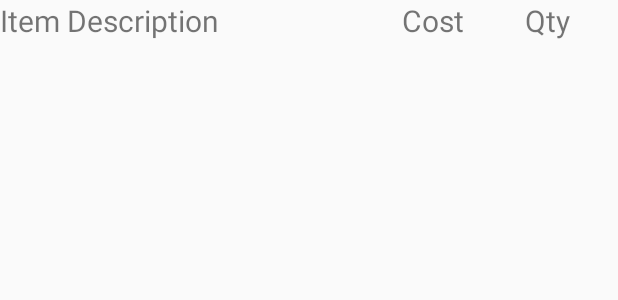
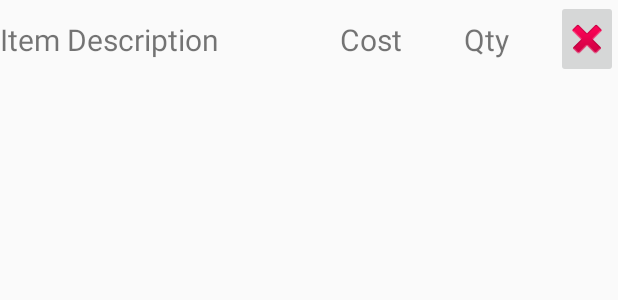
Before and after one commit to LakshanMartin/Weekly_Specials, an Android app: the layout list_item_layout.xml on its own in the app's theme, with its tools: preview values and no code run, on a phone screen of 412 x 824 dp. Shown: the top 300 px of the screen. Run offline under Robolectric (Android 15) with nearby library versions, the phone set to English and light mode, and no system bars.

Commit message:
New Features: - Delete items from list
TODO:
- Implement AsyncTask or Pipeline for database operations
- Colourise tabs in shopping list activity

```diff
--- a/app/src/main/res/layout/fragment_coles_list.xml
+++ b/app/src/main/res/layout/fragment_coles_list.xml
@@ -16,7 +16,7 @@
         app:layout_constraintStart_toStartOf="parent"
         app:layout_constraintTop_toTopOf="parent"
         app:layout_constraintWidth_default="percent"
-        app:layout_constraintWidth_percent="0.65"/>
+        app:layout_constraintWidth_percent="0.55"/>
 
     <TextView
         android:id="@+id/txtVHeadingCost"
@@ -37,7 +37,6 @@
         android:text="@string/qty"
         android:textSize="20sp"
         android:textStyle="bold"
-        app:layout_constraintEnd_toEndOf="parent"
         app:layout_constraintStart_toEndOf="@id/txtVHeadingCost"
         app:layout_constraintTop_toTopOf="parent"
         app:layout_constraintWidth_default="percent"
--- a/app/src/main/res/layout/fragment_woolies_list.xml
+++ b/app/src/main/res/layout/fragment_woolies_list.xml
@@ -16,7 +16,7 @@
         app:layout_constraintStart_toStartOf="parent"
         app:layout_constraintTop_toTopOf="parent"
         app:layout_constraintWidth_default="percent"
-        app:layout_constraintWidth_percent="0.65" />
+        app:layout_constraintWidth_percent="0.55" />
 
     <TextView
         android:id="@+id/txtVHeadingCost"
@@ -37,7 +37,6 @@
         android:text="@string/qty"
         android:textSize="20sp"
         android:textStyle="bold"
-        app:layout_constraintEnd_toEndOf="parent"
         app:layout_constraintStart_toEndOf="@id/txtVHeadingCost"
         app:layout_constraintTop_toTopOf="parent"
         app:layout_constraintWidth_default="percent"
--- a/app/src/main/res/layout/list_item_layout.xml
+++ b/app/src/main/res/layout/list_item_layout.xml
@@ -1,7 +1,7 @@
 <?xml version="1.0" encoding="utf-8"?>
-<androidx.constraintlayout.widget.ConstraintLayout
-    xmlns:android="http://schemas.android.com/apk/res/android"
+<androidx.constraintlayout.widget.ConstraintLayout xmlns:android="http://schemas.android.com/apk/res/android"
     xmlns:app="http://schemas.android.com/apk/res-auto"
+    xmlns:tools="http://schemas.android.com/tools"
     android:layout_width="match_parent"
     android:layout_height="wrap_content">
 
@@ -9,33 +9,47 @@
         android:id="@+id/txtVDesc"
         android:layout_width="0dp"
         android:layout_height="wrap_content"
-        app:layout_constraintWidth_default="percent"
-        app:layout_constraintWidth_percent="0.65"
         android:text="@string/item_description"
         android:textSize="20sp"
+        app:layout_constraintBottom_toBottomOf="parent"
         app:layout_constraintStart_toStartOf="parent"
-        app:layout_constraintTop_toTopOf="parent" />
+        app:layout_constraintTop_toTopOf="parent"
+        app:layout_constraintWidth_default="percent"
+        app:layout_constraintWidth_percent="0.55" />
 
     <TextView
         android:id="@+id/txtVCost"
         android:layout_width="0dp"
         android:layout_height="wrap_content"
-        app:layout_constraintWidth_default="percent"
-        app:layout_constraintWidth_percent="0.20"
         android:text="@string/cost_optional"
         android:textSize="20sp"
+        app:layout_constraintBottom_toBottomOf="parent"
         app:layout_constraintStart_toEndOf="@+id/txtVDesc"
-        app:layout_constraintTop_toTopOf="parent" />
+        app:layout_constraintTop_toTopOf="parent"
+        app:layout_constraintWidth_default="percent"
+        app:layout_constraintWidth_percent="0.20" />
 
     <TextView
         android:id="@+id/txtVQty"
         android:layout_width="0dp"
         android:layout_height="wrap_content"
-        app:layout_constraintWidth_default="percent"
-        app:layout_constraintWidth_percent="0.15"
         android:text="@string/qty"
         android:textSize="20sp"
+        app:layout_constraintBottom_toBottomOf="parent"
         app:layout_constraintStart_toEndOf="@+id/txtVCost"
-        app:layout_constraintTop_toTopOf="parent" />
+        app:layout_constraintTop_toTopOf="parent"
+        app:layout_constraintWidth_default="percent"
+        app:layout_constraintWidth_percent="0.15" />
+
+    <ImageButton
+        android:id="@+id/imgBDelete"
+        android:layout_width="0dp"
+        android:layout_height="wrap_content"
+        android:src="@android:drawable/ic_delete"
+        app:layout_constraintEnd_toEndOf="parent"
+        app:layout_constraintStart_toEndOf="@+id/txtVQty"
+        app:layout_constraintTop_toTopOf="parent"
+        app:layout_constraintWidth_default="percent"
+        app:layout_constraintWidth_percent="0.10" />
 
 </androidx.constraintlayout.widget.ConstraintLayout>
```
Also changed, not shown: app/src/main/java/curtin/edu/au/weeklyspecials/Database/ShoppingListDb.java (+12 -0 lines), app/src/main/java/curtin/edu/au/weeklyspecials/Fragments/ColesListFragment.java (+41 -8 lines), app/src/main/java/curtin/edu/au/weeklyspecials/Fragments/WooliesListFragment.java (+37 -5 lines), app/src/main/java/curtin/edu/au/weeklyspecials/MainActivity.java (+9 -2 lines).
